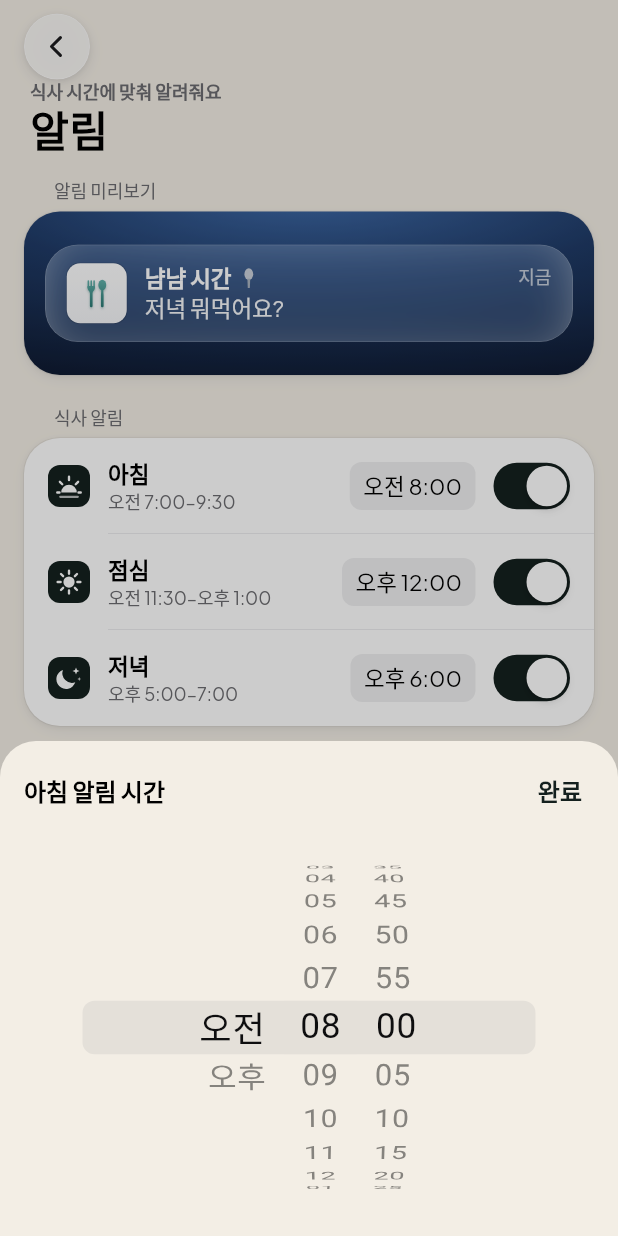
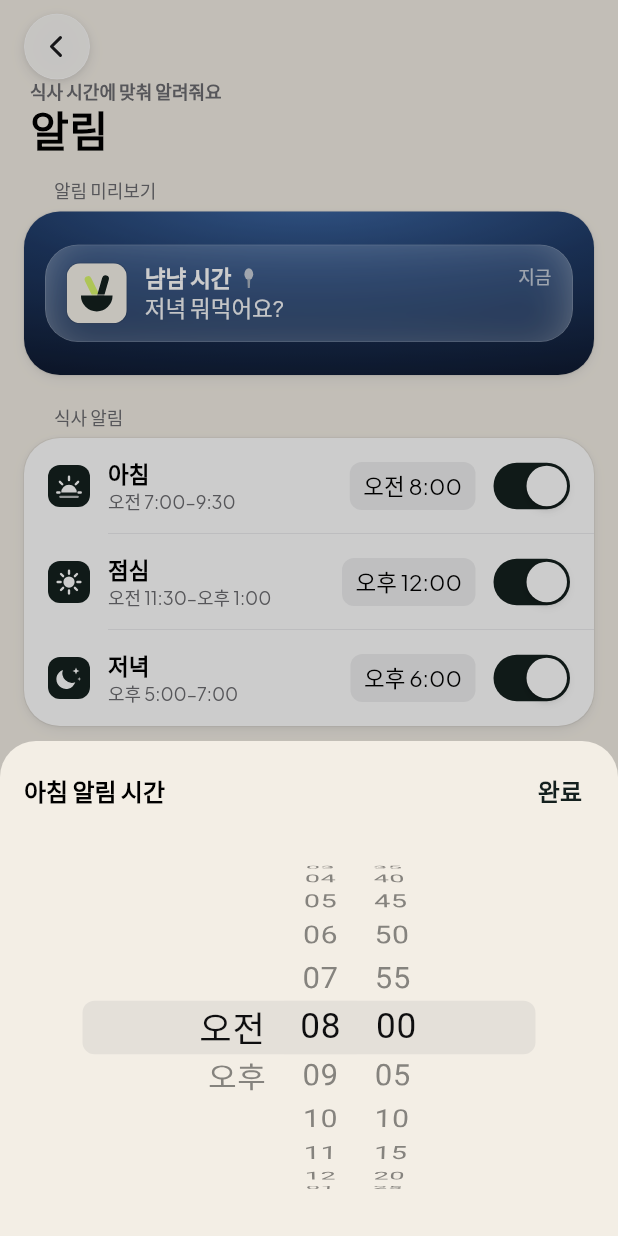
Before and after one commit to isla0x/meokeo, a Flutter app: the NotifSettingsPage screen opened directly, after a tap on "오전 8:00", on a phone screen of 412 x 824 dp. Run offline on Flutter 3.47's test engine with Material 3 defaults, Android fonts, the phone set to English and light mode, and no system bars; our stand-ins replace cloud_firestore, firebase_auth, firebase_core, flutter_local_notifications, flutter_timezone, image_picker and 4 more; accounts and stored records are empty; network calls fail.

Commit message:
앱 아이콘 개편: 그릇과 젓가락 알약 (하루링과 같은 크림 바탕 + 알약 구성)
Co-Authored-By: Claude Sonnet 5.5 <noreply@anthropic.com>
Claude-Session: https://claude.ai/code/session_014DfiRg1c8HfVZ8g28mbfLy

```diff
--- a/lib/widgets.dart
+++ b/lib/widgets.dart
@@ -558,17 +558,51 @@ class AppMark extends StatelessWidget {
       height: size,
       decoration: BoxDecoration(
         borderRadius: BorderRadius.circular(size * 0.225),
-        gradient: const LinearGradient(
-          begin: Alignment.topCenter,
-          end: Alignment.bottomCenter,
-          colors: [Color(0xFFFFFFFF), Color(0xFFF4F5F8)],
-        ),
         boxShadow: const [BoxShadow(color: Color(0x1F000000), blurRadius: 0, spreadRadius: 0.5)],
       ),
-      alignment: Alignment.center,
-      child: MIcon(Ic.diningGrad, height: size * 0.48),
+      child: ClipRRect(
+        borderRadius: BorderRadius.circular(size * 0.225),
+        child: CustomPaint(painter: const _AppMarkPainter()),
+      ),
     );
   }
+}
+
+/// 앱 아이콘 그림: 그릇에 꽂힌 젓가락 두 알약 (1024 기준 좌표)
+class _AppMarkPainter extends CustomPainter {
+  const _AppMarkPainter();
+
+  static const _cream = Color(0xFFF6F2EA);
+
+  @override
+  void paint(Canvas canvas, Size size) {
+    final s = size.width / 1024;
+    canvas.save();
+    canvas.scale(s);
+    canvas.drawRect(const Rect.fromLTWH(0, 0, 1024, 1024), Paint()..color = _cream);
+
+    void pill(double cx, double cy, double deg, Color c) {
+      canvas.save();
+      canvas.translate(cx, cy);
+      canvas.rotate(deg * math.pi / 180);
+      canvas.drawRRect(RRect.fromRectAndRadius(const Rect.fromLTWH(-59, -250, 118, 500), const Radius.circular(59)), Paint()..color = c);
+      canvas.restore();
+    }
+
+    pill(449.1, 452.7, -26, C.lime);
+    pill(608.1, 449.6, 16, C.accent);
+    // 그릇 위쪽 틈
+    canvas.drawRect(const Rect.fromLTWH(242, 534, 540, 18), Paint()..color = _cream);
+    final bowl = Path()
+      ..moveTo(242, 552)
+      ..lineTo(782, 552)
+      ..arcToPoint(const Offset(242, 552), radius: const Radius.circular(270), clockwise: true);
+    canvas.drawPath(bowl, Paint()..color = C.accent);
+    canvas.restore();
+  }
+
+  @override
+  bool shouldRepaint(covariant CustomPainter oldDelegate) => false;
 }
 
 // ───────────────────────── 아래 시트 (취소 / 제목) ─────────────────────────
```
Also changed, not shown: 15 other files.
